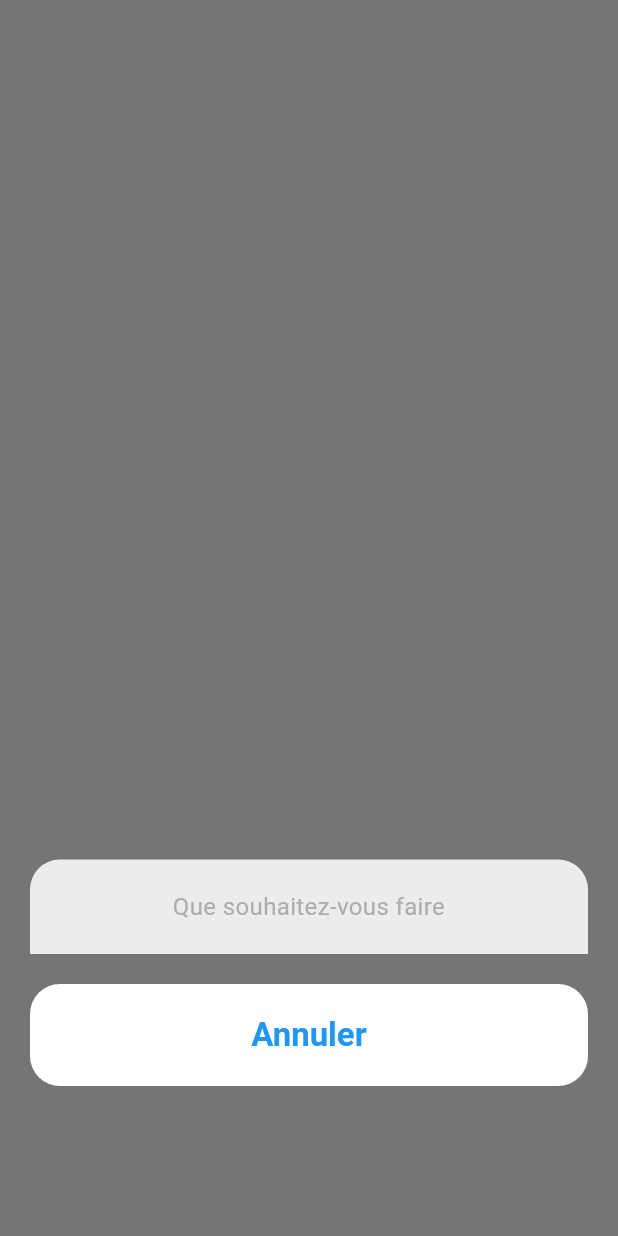
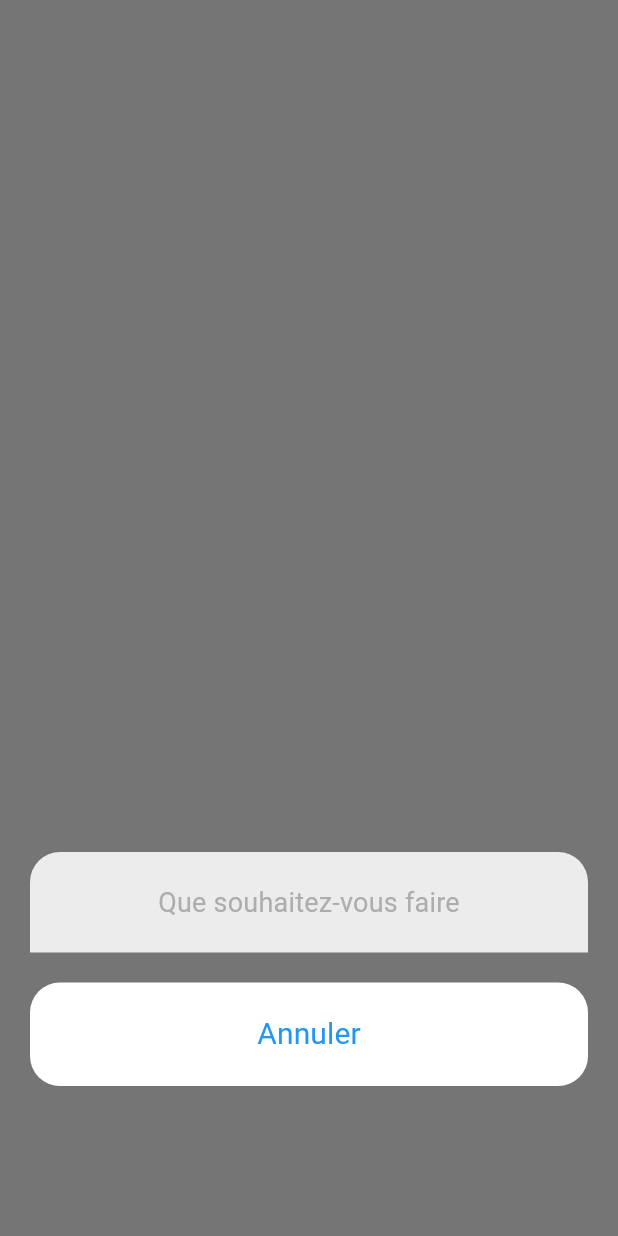
Before and after one commit to Elymne/job_application_1, a Flutter app: what showSimpleModalSelect() shows on an empty page, opened directly with empty values, on a phone screen of 412 x 824 dp. Run offline on Flutter 3.47's test engine with Material 3 defaults, Android fonts, the light colour scheme and no system bars; our stand-ins replace auto_route, cloud_firestore, dio, firebase_auth, firebase_core, flutter_riverpod and 2 more; missing offline and left inert: firebase_app_check; accounts and stored records are empty; generated files the repository leaves out were written again; network calls fail.

Commit message:
quick modal_select

```diff
--- a/lib/app/modals/modal_select.dart
+++ b/lib/app/modals/modal_select.dart
@@ -25,7 +25,7 @@ Future<String?> showSimpleModalSelect(BuildContext context, List<Map<String, dyn
                 'Que souhaitez-vous faire',
                 maxLines: 1,
                 textAlign: TextAlign.center,
-                style: theme.textTheme.bodyMedium,
+                style: theme.textTheme.titleMedium?.copyWith(color: theme.colorScheme.onSurfaceVariant),
               ),
             ),
 
@@ -39,7 +39,9 @@ Future<String?> showSimpleModalSelect(BuildContext context, List<Map<String, dyn
                     padding: const EdgeInsets.symmetric(vertical: 20, horizontal: 40),
                     decoration: BoxDecoration(
                       color: Colors.white.withAlpha(220),
-                      // borderRadius: BorderRadius.all(Radius.circular(20)),
+                      borderRadius: options.length - 1 != index
+                          ? null
+                          : const BorderRadius.only(bottomLeft: Radius.circular(20), bottomRight: Radius.circular(20)),
                     ),
                     child: SizedBox(child: options[index]["text"]),
                   ),
@@ -61,7 +63,7 @@ Future<String?> showSimpleModalSelect(BuildContext context, List<Map<String, dyn
                   'Annuler',
                   maxLines: 1,
                   textAlign: TextAlign.center,
-                  style: theme.textTheme.headlineLarge?.copyWith(color: Colors.blue),
+                  style: theme.textTheme.titleSmall?.copyWith(color: Colors.blue),
                 ),
               ),
             ),
```
Also changed, not shown: lib/app/screens/home_screen/home_screen.dart (+24 -24 lines).
